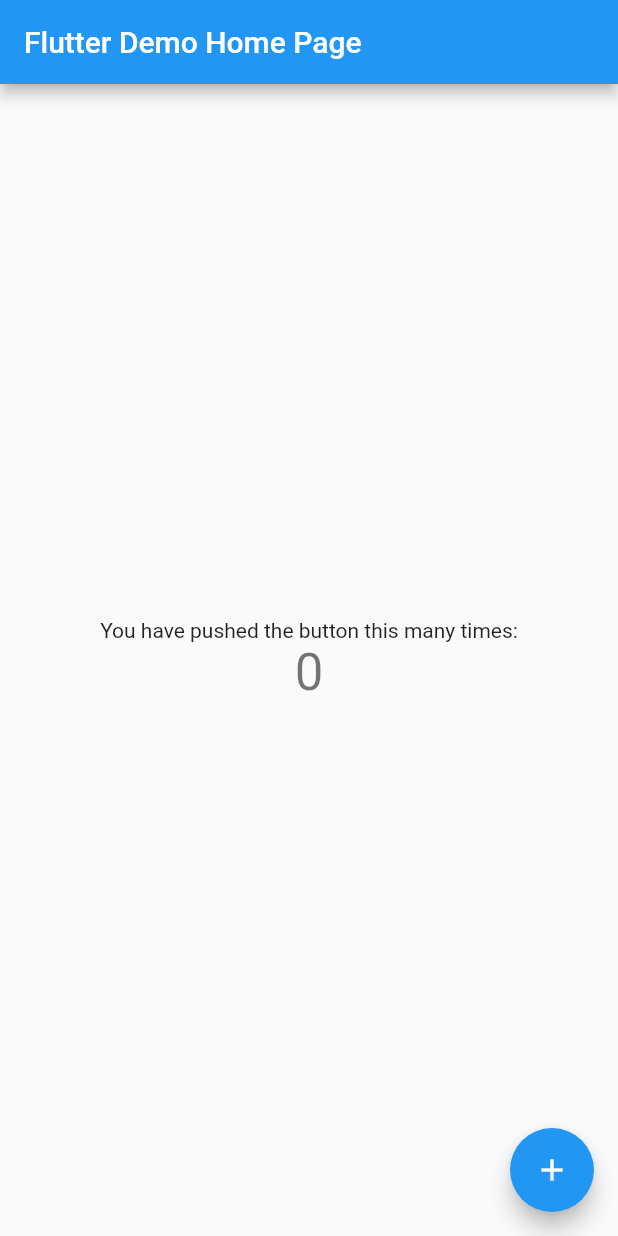
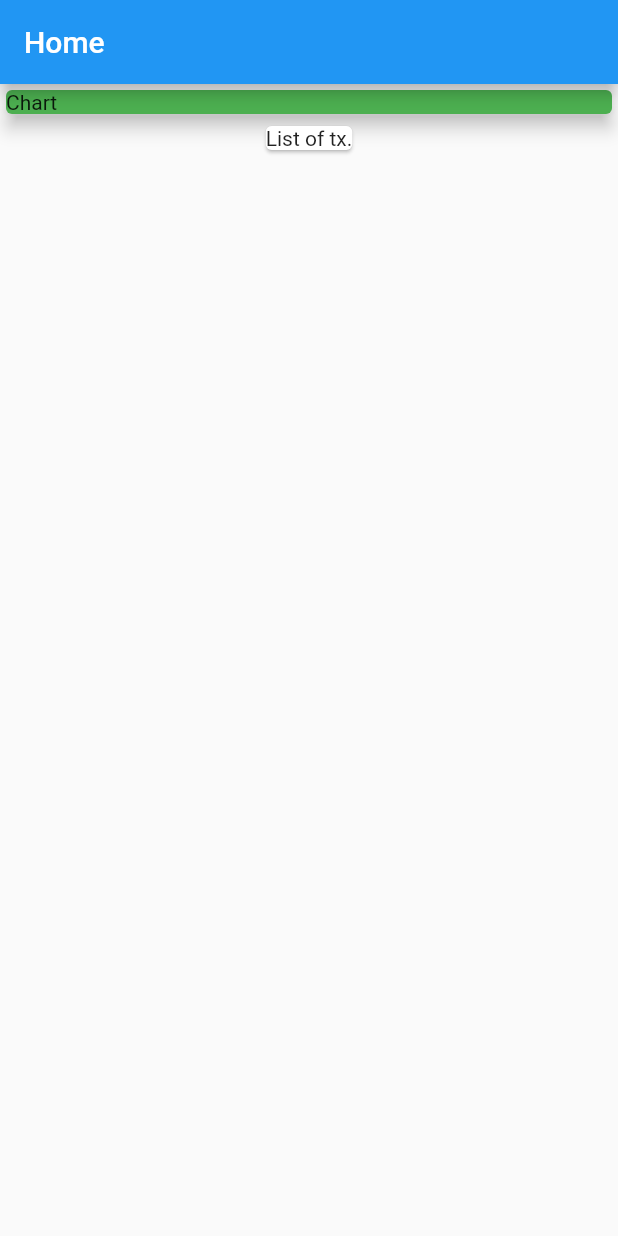
Before and after one commit to A1doranM/personal_expenses_app, a Flutter app: the screen it shows after launch, on a phone screen of 412 x 824 dp. Run offline on Flutter 3.47's test engine with Material 2 defaults, Android fonts, the phone set to English and light mode, and no system bars.

Commit message:
added prototype of home page

```diff
--- a/lib/main.dart
+++ b/lib/main.dart
@@ -5,113 +5,38 @@ void main() {
 }
 
 class MyApp extends StatelessWidget {
-  // This widget is the root of your application.
   @override
   Widget build(BuildContext context) {
     return MaterialApp(
-      title: 'Flutter Demo',
-      theme: ThemeData(
-        // This is the theme of your application.
-        //
-        // Try running your application with "flutter run". You'll see the
-        // application has a blue toolbar. Then, without quitting the app, try
-        // changing the primarySwatch below to Colors.green and then invoke
-        // "hot reload" (press "r" in the console where you ran "flutter run",
-        // or simply save your changes to "hot reload" in a Flutter IDE).
-        // Notice that the counter didn't reset back to zero; the application
-        // is not restarted.
-        primarySwatch: Colors.blue,
-        // This makes the visual density adapt to the platform that you run
-        // the app on. For desktop platforms, the controls will be smaller and
-        // closer together (more dense) than on mobile platforms.
-        visualDensity: VisualDensity.adaptivePlatformDensity,
-      ),
-      home: MyHomePage(title: 'Flutter Demo Home Page'),
+      title: "Expense planner.",
+      home: MyHomePage(),
     );
   }
 }
 
-class MyHomePage extends StatefulWidget {
-  MyHomePage({Key key, this.title}) : super(key: key);
-
-  // This widget is the home page of your application. It is stateful, meaning
-  // that it has a State object (defined below) that contains fields that affect
-  // how it looks.
-
-  // This class is the configuration for the state. It holds the values (in this
-  // case the title) provided by the parent (in this case the App widget) and
-  // used by the build method of the State. Fields in a Widget subclass are
-  // always marked "final".
-
-  final String title;
-
-  @override
-  _MyHomePageState createState() => _MyHomePageState();
-}
-
-class _MyHomePageState extends State<MyHomePage> {
-  int _counter = 0;
-
-  void _incrementCounter() {
-    setState(() {
-      // This call to setState tells the Flutter framework that something has
-      // changed in this State, which causes it to rerun the build method below
-      // so that the display can reflect the updated values. If we changed
-      // _counter without calling setState(), then the build method would not be
-      // called again, and so nothing would appear to happen.
-      _counter++;
-    });
-  }
-
+class MyHomePage extends StatelessWidget {
   @override
   Widget build(BuildContext context) {
-    // This method is rerun every time setState is called, for instance as done
-    // by the _incrementCounter method above.
-    //
-    // The Flutter framework has been optimized to make rerunning build methods
-    // fast, so that you can just rebuild anything that needs updating rather
-    // than having to individually change instances of widgets.
     return Scaffold(
       appBar: AppBar(
-        // Here we take the value from the MyHomePage object that was created by
-        // the App.build method, and use it to set our appbar title.
-        title: Text(widget.title),
+        title: Text("Home"),
       ),
-      body: Center(
-        // Center is a layout widget. It takes a single child and positions it
-        // in the middle of the parent.
-        child: Column(
-          // Column is also a layout widget. It takes a list of children and
-          // arranges them vertically. By default, it sizes itself to fit its
-          // children horizontally, and tries to be as tall as its parent.
-          //
-          // Invoke "debug painting" (press "p" in the console, choose the
-          // "Toggle Debug Paint" action from the Flutter Inspector in Android
-          // Studio, or the "Toggle Debug Paint" command in Visual Studio Code)
-          // to see the wireframe for each widget.
-          //
-          // Column has various properties to control how it sizes itself and
-          // how it positions its children. Here we use mainAxisAlignment to
-          // center the children vertically; the main axis here is the vertical
-          // axis because Columns are vertical (the cross axis would be
-          // horizontal).
-          mainAxisAlignment: MainAxisAlignment.center,
-          children: <Widget>[
-            Text(
-              'You have pushed the button this many times:',
+      body: Column(
+
+        children: <Widget>[
+          Container(
+            width: double.infinity,
+            child: Card(
+              color: Colors.green,
+              child: Text('Chart'),
+              elevation: 5,
             ),
-            Text(
-              '$_counter',
-              style: Theme.of(context).textTheme.headline4,
-            ),
-          ],
-        ),
+          ),
+          Card(
+            child: Text('List of tx.'),
+          ),
+        ],
       ),
-      floatingActionButton: FloatingActionButton(
-        onPressed: _incrementCounter,
-        tooltip: 'Increment',
-        child: Icon(Icons.add),
-      ), // This trailing comma makes auto-formatting nicer for build methods.
     );
   }
 }
```
